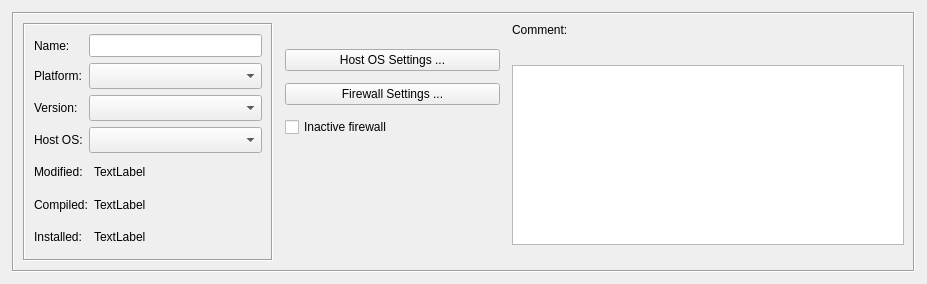
This is src/libgui/firewalldialog_q.ui in fwbuilder/fwbuilder as Qt 5 draws it before an edit. The edited form follows.
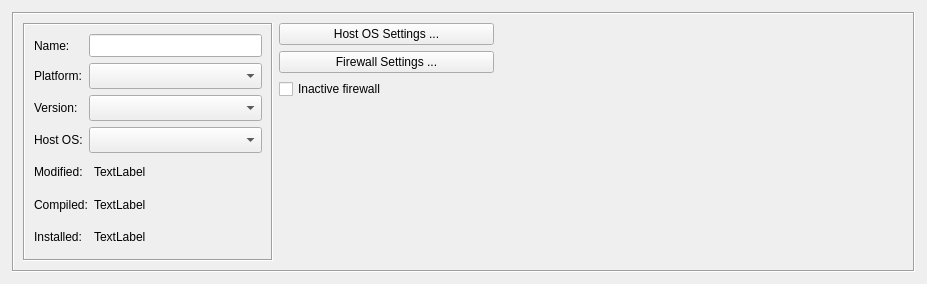
This is the edited form. Custom widgets are drawn as their Qt base class.

Commit message:
Manually merged keyword management/filtering code from fortress. All dialogs modified to include custom keyword/comment widget.
Also added first cut at 'dynamic group' implementation.

The edit to the form file:
```diff
--- a/src/libgui/firewalldialog_q.ui
+++ b/src/libgui/firewalldialog_q.ui
@@ -35,10 +35,7 @@
       <enum>QFrame::Sunken</enum>
      </property>
      <layout class="QGridLayout" name="gridLayout">
-      <property name="spacing">
-       <number>12</number>
-      </property>
-      <item row="0" column="0" rowspan="5">
+      <item row="0" column="0">
        <widget class="QFrame" name="frame7_2">
         <property name="sizePolicy">
          <sizepolicy hsizetype="Maximum" vsizetype="Preferred">
@@ -306,7 +303,9 @@
         </layout>
        </widget>
       </item>
-      <item row="1" column="1">
+      <item row="0" column="1">
+       <layout class="QVBoxLayout" name="verticalLayout">
+        <item>
        <widget class="QPushButton" name="osAdvanced">
         <property name="sizePolicy">
          <sizepolicy hsizetype="Fixed" vsizetype="Minimum">
@@ -331,48 +330,7 @@
         </property>
        </widget>
       </item>
-      <item row="0" column="2">
-       <widget class="QLabel" name="textLabel2">
-        <property name="sizePolicy">
-         <sizepolicy hsizetype="Preferred" vsizetype="Fixed">
-          <horstretch>0</horstretch>
-          <verstretch>0</verstretch>
-         </sizepolicy>
-        </property>
-        <property name="text">
-         <string>Comment:</string>
-        </property>
-        <property name="wordWrap">
-         <bool>false</bool>
-        </property>
-       </widget>
-      </item>
-      <item row="1" column="2" rowspan="4">
-       <widget class="TextEditWidget" name="comment">
-        <property name="sizePolicy">
-         <sizepolicy hsizetype="Expanding" vsizetype="Expanding">
-          <horstretch>0</horstretch>
-          <verstretch>0</verstretch>
-         </sizepolicy>
-        </property>
-        <property name="minimumSize">
-         <size>
-          <width>200</width>
-          <height>0</height>
-         </size>
-        </property>
-        <property name="maximumSize">
-         <size>
-          <width>16777215</width>
-          <height>180</height>
-         </size>
-        </property>
-        <property name="tabChangesFocus">
-         <bool>true</bool>
-        </property>
-       </widget>
-      </item>
-      <item row="2" column="1">
+        <item>
        <widget class="QPushButton" name="fwAdvanced">
         <property name="sizePolicy">
          <sizepolicy hsizetype="Fixed" vsizetype="Minimum">
@@ -397,7 +355,7 @@
         </property>
        </widget>
       </item>
-      <item row="3" column="1">
+        <item>
        <widget class="QCheckBox" name="inactive">
         <property name="sizePolicy">
          <sizepolicy hsizetype="Fixed" vsizetype="Fixed">
@@ -425,7 +383,7 @@
         </property>
        </widget>
       </item>
-      <item row="4" column="1">
+        <item>
        <spacer>
         <property name="orientation">
          <enum>Qt::Vertical</enum>
@@ -442,15 +400,28 @@
        </spacer>
       </item>
      </layout>
+      </item>
+      <item row="0" column="2">
+       <widget class="CommentKeywords" name="commentKeywords" native="true">
+        <property name="sizePolicy">
+         <sizepolicy hsizetype="Expanding" vsizetype="Expanding">
+          <horstretch>0</horstretch>
+          <verstretch>0</verstretch>
+         </sizepolicy>
+        </property>
+       </widget>
+      </item>
+     </layout>
     </widget>
    </item>
   </layout>
  </widget>
  <customwidgets>
   <customwidget>
-   <class>TextEditWidget</class>
-   <extends>QTextEdit</extends>
-   <header>TextEditWidget.h</header>
+   <class>CommentKeywords</class>
+   <extends>QWidget</extends>
+   <header>CommentKeywords.h</header>
+   <container>1</container>
   </customwidget>
  </customwidgets>
  <tabstops>
```
Left out of the diff: 97 changed lines with no effect on the pictures. Lines whose indentation alone changed are shown as unchanged. The commit also changes 87 other files.
